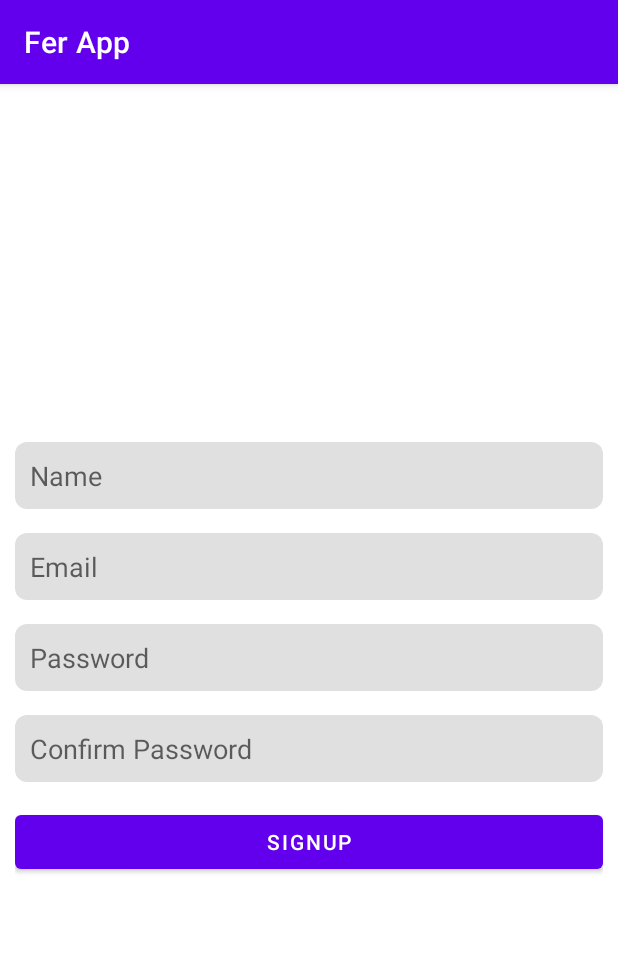
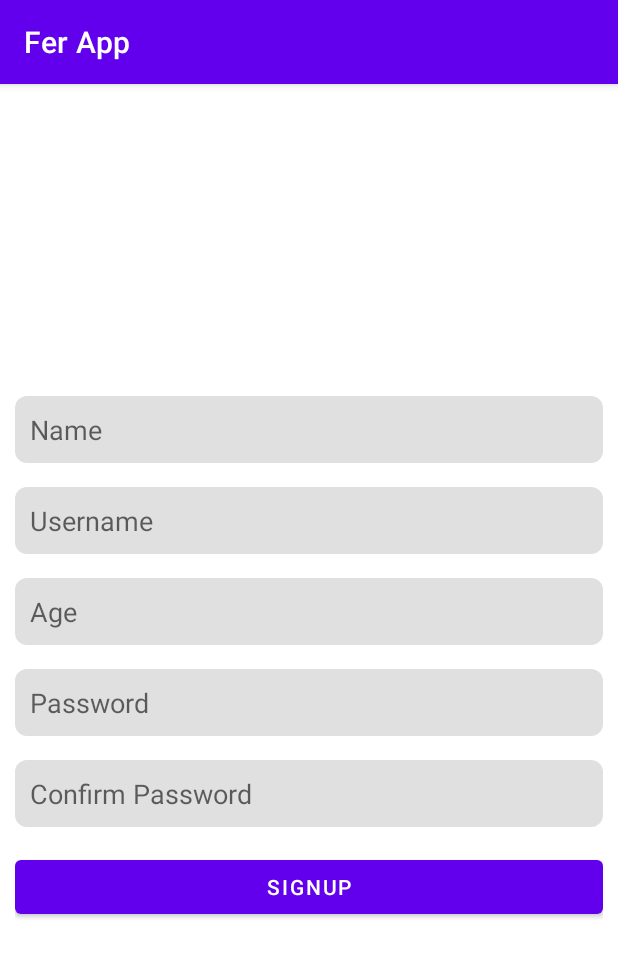
Before and after one commit to rasel-093/FerApp, an Android app: the screen it shows after launch (SignUpActivity), after a tap on "Don't have an accout? SignUp", on a phone screen of 412 x 824 dp. Shown: the top 957 px of the screen. Run offline under Robolectric (Android 15) with nearby library versions, the phone set to English and light mode, and no system bars.

```diff
--- a/app/build.gradle
+++ b/app/build.gradle
@@ -57,9 +57,11 @@ dependencies {
 
     //Db
     var room_version = "2.6.1"
-
     implementation ("androidx.room:room-runtime:$room_version")
     annotationProcessor ("androidx.room:room-compiler:$room_version")
+
+    //Viewmodel
+    implementation ("androidx.lifecycle:lifecycle-viewmodel-compose:2.7.0-rc01")
 
 
     testImplementation 'junit:junit:4.+'
--- a/app/src/main/java/com/vicksam/ferapp/LoginActivity.kt
+++ b/app/src/main/java/com/vicksam/ferapp/LoginActivity.kt
@@ -1,26 +1,51 @@
 package com.vicksam.ferapp
 
+import android.app.Application
+import android.content.Context
 import android.content.Intent
 import androidx.appcompat.app.AppCompatActivity
 import android.os.Bundle
 import android.view.View
 import android.widget.Button
 import android.widget.TextView
+import androidx.lifecycle.ViewModel
+import androidx.lifecycle.ViewModelProvider
+import androidx.lifecycle.viewmodel.compose.viewModel
+import com.vicksam.ferapp.db.user.UserViewModel
 
 class LoginActivity : AppCompatActivity() {
+    //private lateinit var userViewModel: UserViewModel
     override fun onCreate(savedInstanceState: Bundle?) {
         super.onCreate(savedInstanceState)
         setContentView(R.layout.activity_login)
+        //val viewModel = ViewModelProvider(this, YourViewModelFactory(application)).get(UserViewModel::class.java)
+        //val myViewModel1 = ViewModelProvider(this, ViewModelProvider.NewInstanceFactory()).get(UserViewModel::class.java)
+        //viewModel = ViewModelProvider(this).get(UserViewModel::class.java)
+
+        //val userViewModel = ViewModelProvider(this, ViewModelProvider.AndroidViewModelFactory(application)).get(UserViewModel::class.java)
+        //val myViewModelWithParm: UserViewModel by viewModels { MyViewModelFactory(application) }
 
         val goToSignUp = findViewById<TextView>(R.id.go_to_signup_tv)
         val loginBtn = findViewById<Button>(R.id.login_button_id)
         loginBtn.setOnClickListener(View.OnClickListener {
-            val intent = Intent(LoginActivity@this, MainActivity::class.java)
+            val intent = Intent(this, MainActivity::class.java)
             startActivity(intent)
         })
         goToSignUp.setOnClickListener(View.OnClickListener {
-            val intent = Intent(LoginActivity@this, SignUpActivity::class.java)
+            val intent = Intent(this, SignUpActivity::class.java)
             startActivity(intent)
         })
     }
 }
+
+
+//class YourViewModelFactory(private val application: Application) : ViewModelProvider.Factory {
+//    override fun <T : ViewModel> create(modelClass: Class<T>): T {
+//        if (modelClass.isAssignableFrom(UserViewModel::class.java)) {
+//            return UserViewModel(application) as T
+//        }
+//        throw IllegalArgumentException("Unknown ViewModel class")
+//    }
+//}
+
+// Inside Activity or Fragment
--- a/app/src/main/java/com/vicksam/ferapp/SignUpActivity.kt
+++ b/app/src/main/java/com/vicksam/ferapp/SignUpActivity.kt
@@ -2,10 +2,13 @@ package com.vicksam.ferapp
 
 import androidx.appcompat.app.AppCompatActivity
 import android.os.Bundle
+import androidx.lifecycle.ViewModelProvider
+import com.vicksam.ferapp.db.user.UserViewModel
 
 class SignUpActivity : AppCompatActivity() {
     override fun onCreate(savedInstanceState: Bundle?) {
         super.onCreate(savedInstanceState)
         setContentView(R.layout.activity_sign_up)
+
     }
 }
--- a/app/src/main/java/com/vicksam/ferapp/db/Guidance.kt
+++ b/app/src/main/java/com/vicksam/ferapp/db/guidance/Guidance.kt
@@ -1,4 +1,4 @@
-package com.vicksam.ferapp.db
+package com.vicksam.ferapp.db.guidance
 
 import androidx.room.Entity
 import androidx.room.PrimaryKey
--- a/app/src/main/java/com/vicksam/ferapp/db/GuidanceDao.kt
+++ b/app/src/main/java/com/vicksam/ferapp/db/guidance/GuidanceDao.kt
@@ -1,5 +1,6 @@
-package com.vicksam.ferapp.db
+package com.vicksam.ferapp.db.guidance
 
+import androidx.lifecycle.LiveData
 import androidx.room.Dao
 import androidx.room.Delete
 import androidx.room.Insert
@@ -22,5 +23,5 @@ interface GuidanceDao {
     suspend fun getGuidanceById(guidanceId: Int): Guidance?
 
     @Query("SELECT * FROM guidance")
-    suspend fun getAllGuidance(): List<Guidance>
+    fun getAllGuidance(): LiveData<List<Guidance>>
 }
--- a/app/src/main/java/com/vicksam/ferapp/db/History.kt
+++ b/app/src/main/java/com/vicksam/ferapp/db/history/History.kt
@@ -1,4 +1,4 @@
-package com.vicksam.ferapp.db
+package com.vicksam.ferapp.db.history
 
 import androidx.room.Entity
 import androidx.room.PrimaryKey
--- a/app/src/main/java/com/vicksam/ferapp/db/User.kt
+++ b/app/src/main/java/com/vicksam/ferapp/db/user/User.kt
@@ -1,4 +1,4 @@
-package com.vicksam.ferapp.db
+package com.vicksam.ferapp.db.user
 
 import androidx.room.Entity
 import androidx.room.PrimaryKey
--- a/app/src/main/java/com/vicksam/ferapp/db/UserDao.kt
+++ b/app/src/main/java/com/vicksam/ferapp/db/user/UserDao.kt
@@ -1,5 +1,6 @@
-package com.vicksam.ferapp.db
+package com.vicksam.ferapp.db.user
 
+import androidx.lifecycle.LiveData
 import androidx.room.Dao
 import androidx.room.Delete
 import androidx.room.Insert
@@ -22,5 +23,5 @@ interface UserDao {
     suspend fun getUserById(userId: Int): User?
 
     @Query("SELECT * FROM user")
-    suspend fun getAllUsers(): List<User>
+    fun getAllUsers(): LiveData<List<User>>
 }
--- a/app/src/main/res/layout/activity_login.xml
+++ b/app/src/main/res/layout/activity_login.xml
@@ -15,7 +15,7 @@
         android:layout_marginBottom="32dp" />
 
     <EditText
-        android:id="@+id/email_field"
+        android:id="@+id/username_et"
         android:layout_width="match_parent"
         android:layout_height="wrap_content"
         android:hint="Email"
--- a/app/src/main/res/layout/activity_sign_up.xml
+++ b/app/src/main/res/layout/activity_sign_up.xml
@@ -15,7 +15,7 @@
 <!--        android:layout_marginBottom="32dp" />-->
 
     <EditText
-        android:id="@+id/name_field"
+        android:id="@+id/name_et"
         android:layout_width="match_parent"
         android:layout_height="wrap_content"
         android:hint="Name"
@@ -26,12 +26,22 @@
         android:layout_marginBottom="16dp" />
 
     <EditText
-        android:id="@+id/email_field"
+        android:id="@+id/username_et"
         android:layout_width="match_parent"
         android:layout_height="wrap_content"
-        android:hint="Email"
+        android:hint="Username"
         android:padding="10dp"
         android:inputType="textEmailAddress"
+        android:imeOptions="actionNext"
+        android:background="@drawable/rounded_edit_text_background"
+        android:layout_marginBottom="16dp" />
+    <EditText
+        android:id="@+id/age_et"
+        android:layout_width="match_parent"
+        android:layout_height="wrap_content"
+        android:hint="Age"
+        android:padding="10dp"
+        android:inputType="numberDecimal"
         android:imeOptions="actionNext"
         android:background="@drawable/rounded_edit_text_background"
         android:layout_marginBottom="16dp" />
```
Also changed, not shown: app/src/main/java/com/vicksam/ferapp/db/AppDB.kt (added, +36 -0 lines), app/src/main/java/com/vicksam/ferapp/db/guidance/GuidanceRepo.kt (added, +7 -0 lines), app/src/main/java/com/vicksam/ferapp/db/guidance/GuidanceViewModel.kt (added, +16 -0 lines), app/src/main/java/com/vicksam/ferapp/db/history/HistoryDao.kt (renamed from app/src/main/java/com/vicksam/ferapp/db/HistoryDao.kt, +4 -3 lines), app/src/main/java/com/vicksam/ferapp/db/history/HistoryRepo.kt (added, +7 -0 lines), app/src/main/java/com/vicksam/ferapp/db/history/HistoryViewModel.kt (added, +18 -0 lines), app/src/main/java/com/vicksam/ferapp/db/user/UserRepo.kt (added, +7 -0 lines), app/src/main/java/com/vicksam/ferapp/db/user/UserViewModel.kt (added, +16 -0 lines).
